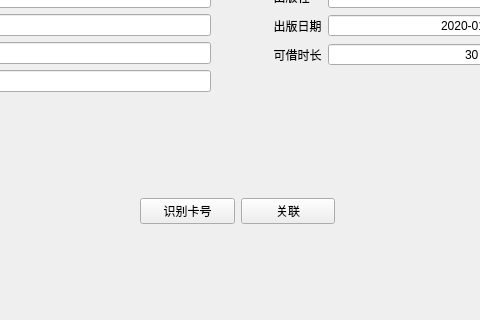
Qt form lab5/Library/pages/bind.ui (MiChuan/RFID) before a commit; both pictures show x 250 to 730 and y 264 to 584 of the 1036 by 584 pixel window.
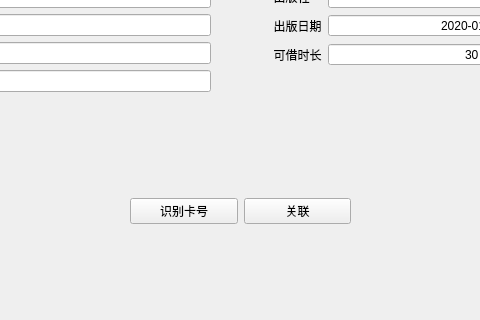
The same form after that commit.

```diff
--- a/lab5/Library/pages/bind.ui
+++ b/lab5/Library/pages/bind.ui
@@ -97,9 +97,9 @@
   <widget class="QWidget" name="horizontalLayoutWidget">
    <property name="geometry">
     <rect>
-     <x>390</x>
+     <x>380</x>
      <y>460</y>
-     <width>195</width>
+     <width>221</width>
      <height>31</height>
     </rect>
    </property>
```
